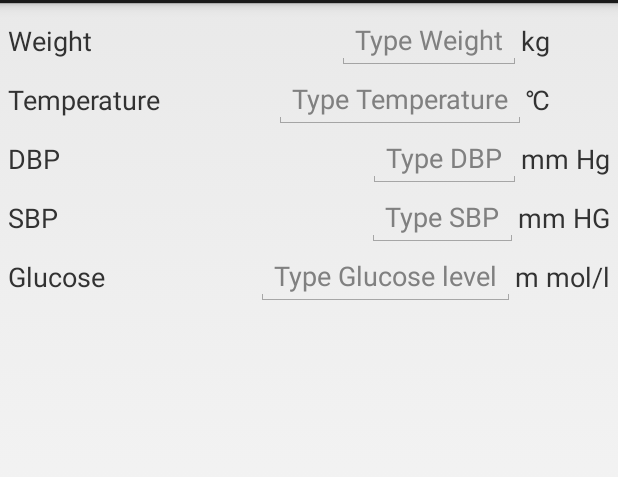
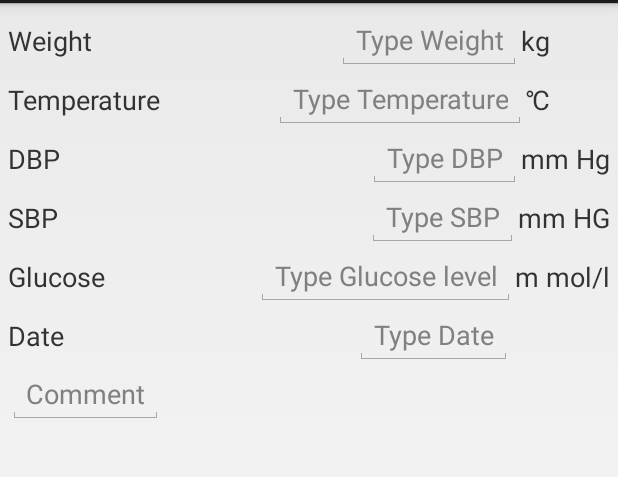
Before and after one commit to BrianFrederiksen/ITSMAP, an Android app: the layout fragment_new_measurement.xml on its own in the app's theme, with its tools: preview values and no code run, on a phone screen of 412 x 824 dp, the part 69-546 px from its top. Run offline under Robolectric (Android 15) with nearby library versions, the phone set to English and light mode, and no system bars.

Commit message:
Gravity right

```diff
--- a/TeleCare/app/src/main/res/layout/fragment_new_measurement.xml
+++ b/TeleCare/app/src/main/res/layout/fragment_new_measurement.xml
@@ -36,7 +36,8 @@
                 android:layout_height="wrap_content"
                 android:inputType="number"
                 android:layout_toLeftOf="@id/txvWeightUnit"
-                android:hint="Type Weight" />
+                android:hint="Type Weight"
+                android:gravity="right"/>
         </RelativeLayout>
 
         <RelativeLayout
@@ -65,7 +66,8 @@
                 android:layout_height="wrap_content"
                 android:inputType="number"
                 android:layout_toLeftOf="@id/txvCelcius"
-                android:hint="Type Temperature" />
+                android:hint="Type Temperature"
+                android:gravity="right"/>
         </RelativeLayout>
 
         <RelativeLayout
@@ -93,7 +95,8 @@
                 android:layout_height="wrap_content"
                 android:inputType="number"
                 android:layout_toLeftOf="@id/txvDBP"
-                android:hint="Type DBP" />
+                android:hint="Type DBP"
+                android:gravity="right"/>
         </RelativeLayout>
 
         <RelativeLayout
@@ -121,7 +124,8 @@
                 android:layout_height="wrap_content"
                 android:inputType="number"
                 android:layout_toLeftOf="@id/txvSBP"
-                android:hint="Type SBP" />
+                android:hint="Type SBP"
+                android:gravity="right"/>
         </RelativeLayout>
 
         <RelativeLayout
@@ -149,8 +153,41 @@
                 android:layout_height="wrap_content"
                 android:inputType="number"
                 android:layout_toLeftOf="@id/txvGlucose"
+                android:gravity="right"
                 android:hint="Type Glucose level"/>
+        </RelativeLayout>
 
+        <RelativeLayout
+            android:layout_width="fill_parent"
+            android:layout_height="wrap_content">
+            <TextView
+                android:id="@+id/txvDateRow"
+                android:layout_width="wrap_content"
+                android:layout_height="wrap_content"
+                android:textSize="18sp"
+                android:layout_centerVertical="true"
+                android:text="Date" />
+
+            <EditText
+                android:id="@+id/etxDate"
+                android:layout_width="wrap_content"
+                android:layout_height="wrap_content"
+                android:inputType="date"
+                android:layout_alignParentRight="true"
+                android:layout_marginEnd="65sp"
+                android:gravity="right"
+                android:hint="Type Date"/>
+        </RelativeLayout>
+
+        <RelativeLayout
+            android:layout_width="fill_parent"
+            android:layout_height="wrap_content">
+
+            <EditText
+                android:id="@+id/etxComments"
+                android:layout_width="wrap_content"
+                android:layout_height="wrap_content"
+                android:hint="Comment"/>
         </RelativeLayout>
 
     </LinearLayout>
```
